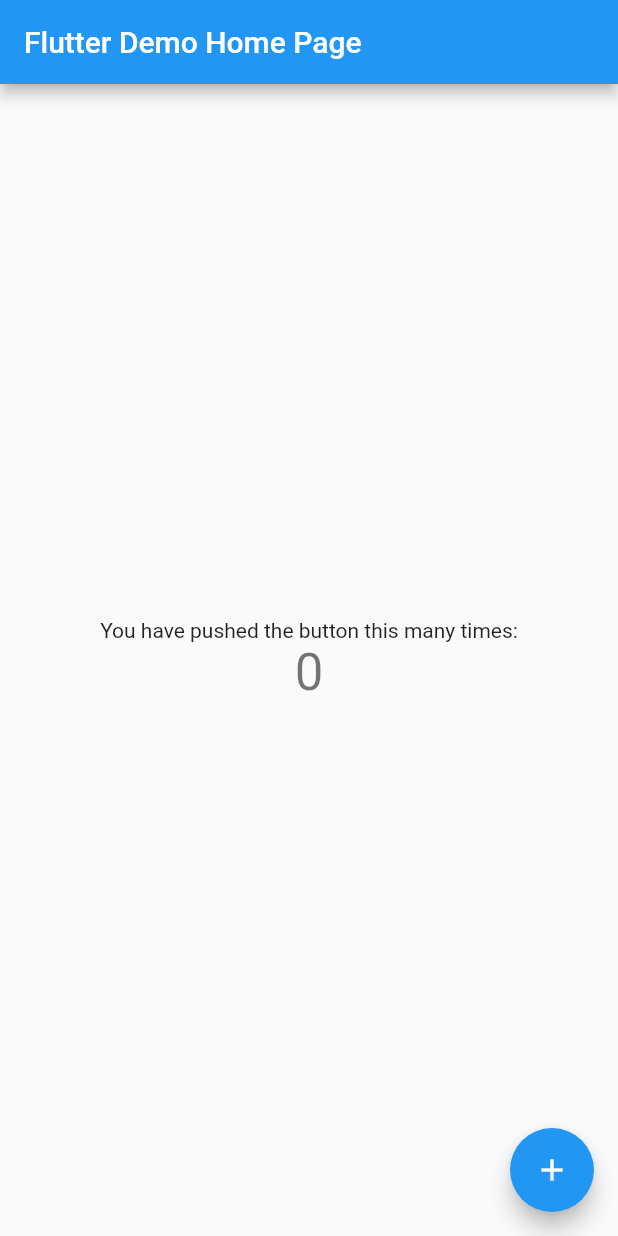
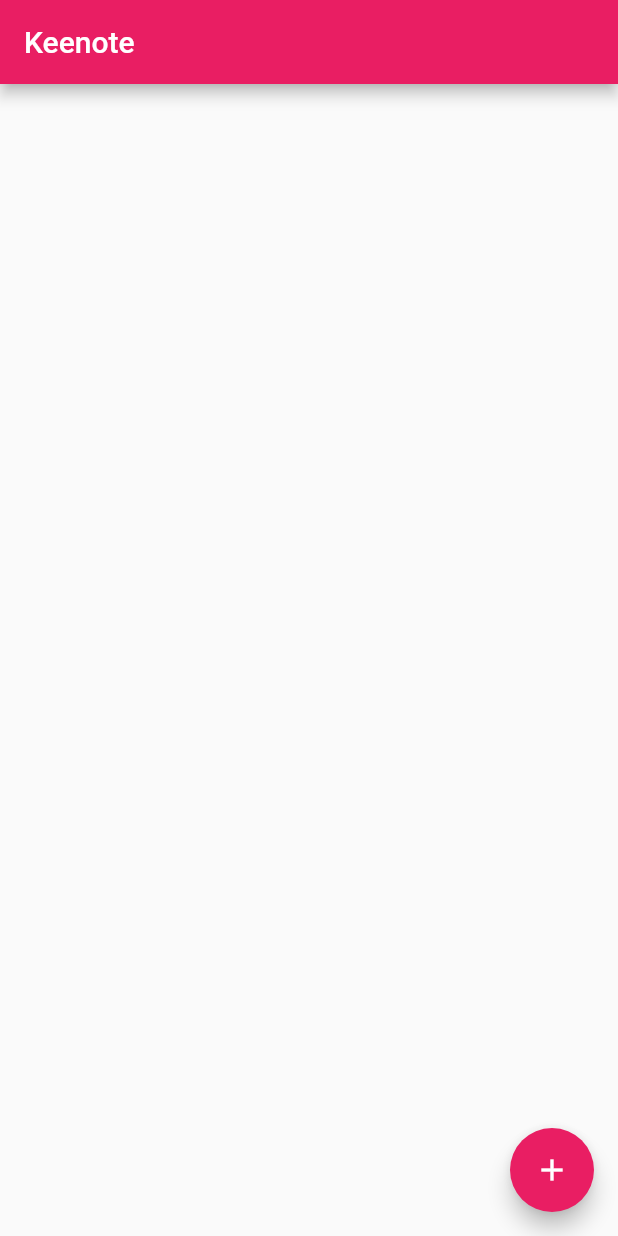
Before and after one commit to itssanat/Keenote, a Flutter app: the screen it shows after launch, on a phone screen of 412 x 824 dp. Run offline on Flutter 3.47's test engine with Material 2 defaults, Android fonts, the phone set to English and light mode, and no system bars.

Commit message:
adding screens

```diff
--- a/lib/main.dart
+++ b/lib/main.dart
@@ -1,111 +1,19 @@
 import 'package:flutter/material.dart';
+import './screens/note_detail.dart';
+import './screens/note_list.dart';
 
 void main() => runApp(MyApp());
 
 class MyApp extends StatelessWidget {
-  // This widget is the root of your application.
   @override
   Widget build(BuildContext context) {
     return MaterialApp(
-      title: 'Flutter Demo',
+      title: "Keenote",
+      debugShowCheckedModeBanner: false,
       theme: ThemeData(
-        // This is the theme of your application.
-        //
-        // Try running your application with "flutter run". You'll see the
-        // application has a blue toolbar. Then, without quitting the app, try
-        // changing the primarySwatch below to Colors.green and then invoke
-        // "hot reload" (press "r" in the console where you ran "flutter run",
-        // or simply save your changes to "hot reload" in a Flutter IDE).
-        // Notice that the counter didn't reset back to zero; the application
-        // is not restarted.
-        primarySwatch: Colors.blue,
+        primarySwatch: Colors.pink,
       ),
-      home: MyHomePage(title: 'Flutter Demo Home Page'),
+      home: NoteList(),
     );
   }
 }
-
-class MyHomePage extends StatefulWidget {
-  MyHomePage({Key key, this.title}) : super(key: key);
-
-  // This widget is the home page of your application. It is stateful, meaning
-  // that it has a State object (defined below) that contains fields that affect
-  // how it looks.
-
-  // This class is the configuration for the state. It holds the values (in this
-  // case the title) provided by the parent (in this case the App widget) and
-  // used by the build method of the State. Fields in a Widget subclass are
-  // always marked "final".
-
-  final String title;
-
-  @override
-  _MyHomePageState createState() => _MyHomePageState();
-}
-
-class _MyHomePageState extends State<MyHomePage> {
-  int _counter = 0;
-
-  void _incrementCounter() {
-    setState(() {
-      // This call to setState tells the Flutter framework that something has
-      // changed in this State, which causes it to rerun the build method below
-      // so that the display can reflect the updated values. If we changed
-      // _counter without calling setState(), then the build method would not be
-      // called again, and so nothing would appear to happen.
-      _counter++;
-    });
-  }
-
-  @override
-  Widget build(BuildContext context) {
-    // This method is rerun every time setState is called, for instance as done
-    // by the _incrementCounter method above.
-    //
-    // The Flutter framework has been optimized to make rerunning build methods
-    // fast, so that you can just rebuild anything that needs updating rather
-    // than having to individually change instances of widgets.
-    return Scaffold(
-      appBar: AppBar(
-        // Here we take the value from the MyHomePage object that was created by
-        // the App.build method, and use it to set our appbar title.
-        title: Text(widget.title),
-      ),
-      body: Center(
-        // Center is a layout widget. It takes a single child and positions it
-        // in the middle of the parent.
-        child: Column(
-          // Column is also a layout widget. It takes a list of children and
-          // arranges them vertically. By default, it sizes itself to fit its
-          // children horizontally, and tries to be as tall as its parent.
-          //
-          // Invoke "debug painting" (press "p" in the console, choose the
-          // "Toggle Debug Paint" action from the Flutter Inspector in Android
-          // Studio, or the "Toggle Debug Paint" command in Visual Studio Code)
-          // to see the wireframe for each widget.
-          //
-          // Column has various properties to control how it sizes itself and
-          // how it positions its children. Here we use mainAxisAlignment to
-          // center the children vertically; the main axis here is the vertical
-          // axis because Columns are vertical (the cross axis would be
-          // horizontal).
-          mainAxisAlignment: MainAxisAlignment.center,
-          children: <Widget>[
-            Text(
-              'You have pushed the button this many times:',
-            ),
-            Text(
-              '$_counter',
-              style: Theme.of(context).textTheme.display1,
-            ),
-          ],
-        ),
-      ),
-      floatingActionButton: FloatingActionButton(
-        onPressed: _incrementCounter,
-        tooltip: 'Increment',
-        child: Icon(Icons.add),
-      ), // This trailing comma makes auto-formatting nicer for build methods.
-    );
-  }
-}
--- /dev/null
+++ b/lib/screens/note_list.dart
@@ -0,0 +1,58 @@
+import 'package:flutter/cupertino.dart';
+import 'package:flutter/material.dart';
+
+class NoteList extends StatefulWidget {
+  @override
+  State<StatefulWidget> createState() {
+    return NoteListState();
+  }
+}
+
+class NoteListState extends State<NoteList> {
+  int count = 0;
+
+  @override
+  Widget build(BuildContext context) {
+    return Scaffold(
+      appBar: AppBar(
+        title: Text('Keenote'),
+      ),
+      body: getNoteListView(),
+      floatingActionButton: FloatingActionButton(
+        onPressed: () {
+          debugPrint('button pressed');
+        },
+        child: Icon(Icons.add),
+      ),
+    );
+  }
+
+  ListView getNoteListView() {
+    TextStyle titleStyle = Theme.of(context).textTheme.subhead;
+
+    return ListView.builder(
+      itemCount: count,
+      itemBuilder: (BuildContext context, int position) {
+        return Card(
+          color: Colors.white,
+          elevation: 2.0,
+          child: ListTile(
+            leading: CircleAvatar(
+              backgroundColor: Colors.yellow,
+              child: Icon(Icons.keyboard_arrow_right),
+            ),
+            title: Text(
+              "dummy title",
+              style: titleStyle,
+            ),
+            subtitle: Text('dummy date'),
+            trailing: Icon(Icons.delete),
+            onTap: () {
+              debugPrint('list tapped');
+            },
+          ),
+        );
+      },
+    );
+  }
+}
```
Also changed, not shown: lib/screens/note_detail.dart (added, +103 -0 lines), 1 other file.
